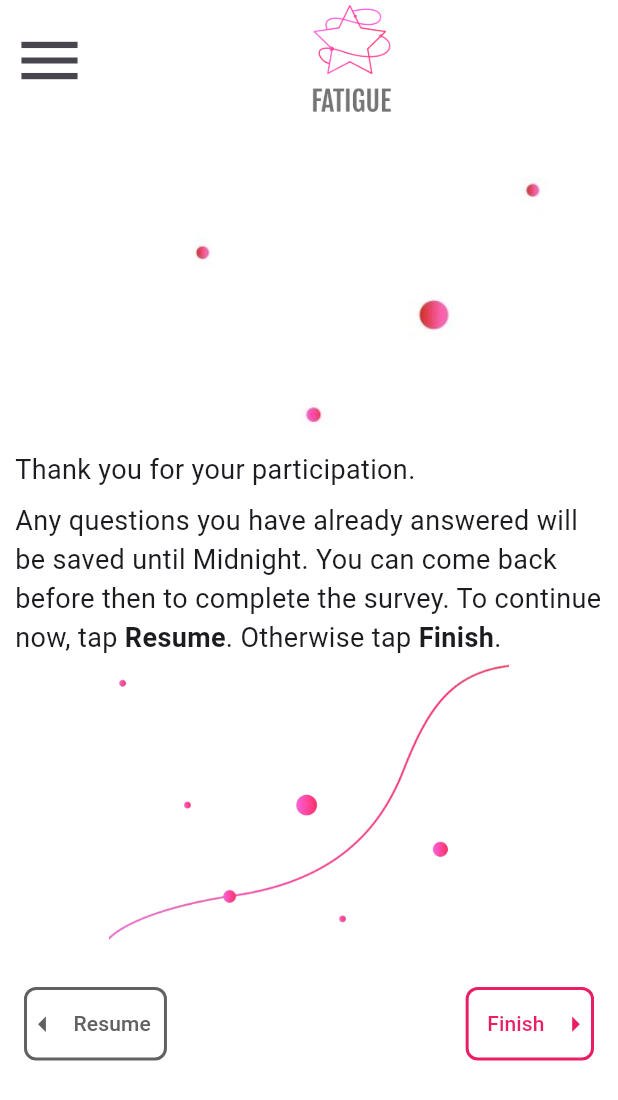
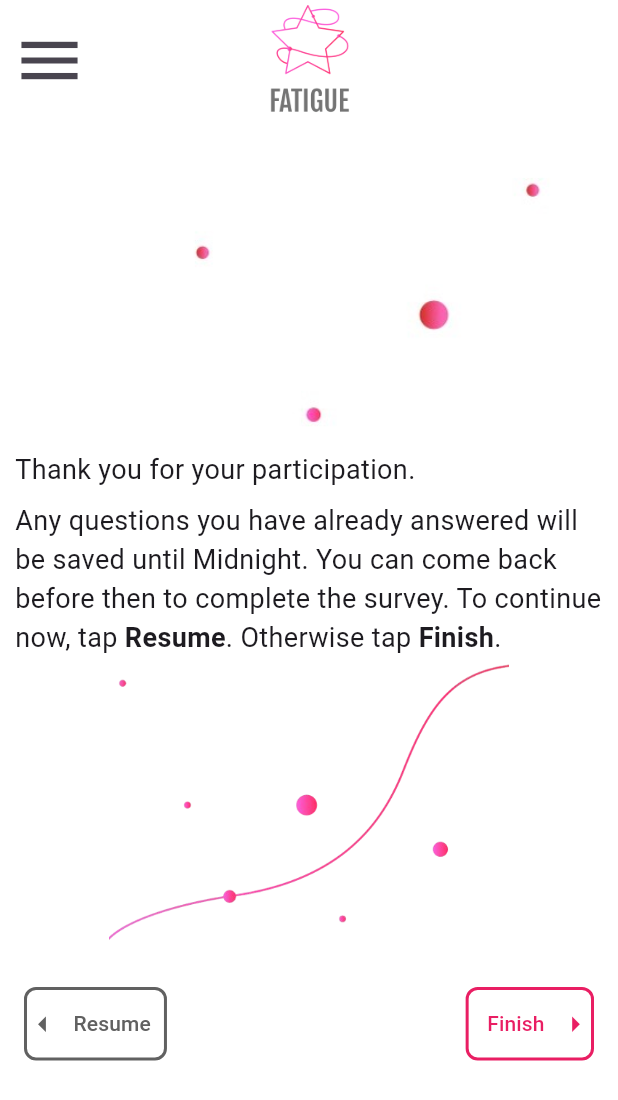
Before and after one commit to anusii/msfatigue, a Flutter app: the SubmitConfirmation screen opened directly, on a phone screen of 412 x 824 dp. Shown: the top 1100 px of the screen. Run offline on Flutter 3.47's test engine with Material 3 defaults, Android fonts, the phone set to English and light mode, and no system bars; drawn by our look-alikes of flutter_markdown; our stand-ins replace equatable, flutter_bloc, gap, package_info_plus, shared_preferences, universal_io; missing offline and left inert: rdflib, solidpod, window_manager; accounts and stored records are empty.

Commit message:
center iconImage

```diff
--- a/lib/questionnaire/consent.dart
+++ b/lib/questionnaire/consent.dart
@@ -42,11 +42,10 @@ class _ConsentScreenState extends State<ConsentScreen> {
       backgroundColor: Colors.white,
       appBar: AppBar(
         backgroundColor: Colors.white,
+        centerTitle: true,
         elevation: 0,
         toolbarHeight: 80,
-        title: Center(
-          child: iconImage,
-        ),
+        title: iconImage,
         iconTheme: const IconThemeData(
           size: 50,
         ),
--- a/lib/questionnaire/submit_confirmation.dart
+++ b/lib/questionnaire/submit_confirmation.dart
@@ -27,13 +27,8 @@ class SubmitConfirmation extends StatelessWidget {
         backgroundColor: Colors.white,
         elevation: 0,
         toolbarHeight: 80,
-        title: Center(
-          child: Column(
-            children: [
-              iconImage,
-            ],
-          ),
-        ),
+        centerTitle: true,
+        title: iconImage,
         iconTheme: const IconThemeData(
           size: 50,
         ),
--- a/lib/questionnaire/welcome_back.dart
+++ b/lib/questionnaire/welcome_back.dart
@@ -95,12 +95,11 @@ class _WelcomeBackScreenState extends State<WelcomeBackScreen> {
         backgroundColor: Colors.white,
         elevation: 0,
         toolbarHeight: 80,
-        title: Center(
-          child: iconImage,
-        ),
+        title: iconImage,
         iconTheme: const IconThemeData(
           size: 50,
         ),
+        centerTitle: true,
       ),
       body: SingleChildScrollView(
         child: Column(
--- a/lib/widgets/page/account_details.dart
+++ b/lib/widgets/page/account_details.dart
@@ -23,10 +23,7 @@ class AccountDetails extends StatelessWidget {
         elevation: 0,
         toolbarHeight: 125,
         automaticallyImplyLeading: false,
-        title: Padding(
-          padding: const EdgeInsets.only(top: 8.0),
-          child: iconImage,
-        ),
+        title: iconImage,
         centerTitle: true,
         actions: [
           Padding(
--- a/lib/widgets/page/consent_settings.dart
+++ b/lib/widgets/page/consent_settings.dart
@@ -16,10 +16,7 @@ class ConsentSettings extends StatelessWidget {
         // Remove the leading property since we'll add the close button to actions.
 
         automaticallyImplyLeading: false,
-        title: Padding(
-          padding: const EdgeInsets.only(top: 8.0),
-          child: iconImage,
-        ),
+        title: iconImage,
         centerTitle: true,
         // Add the close button to the actions list (right side).
 
```
Also changed, not shown: lib/questionnaire/suvey_completed.dart (+2 -7 lines), lib/questionnaire/welcome_back_final.dart (+2 -7 lines).
